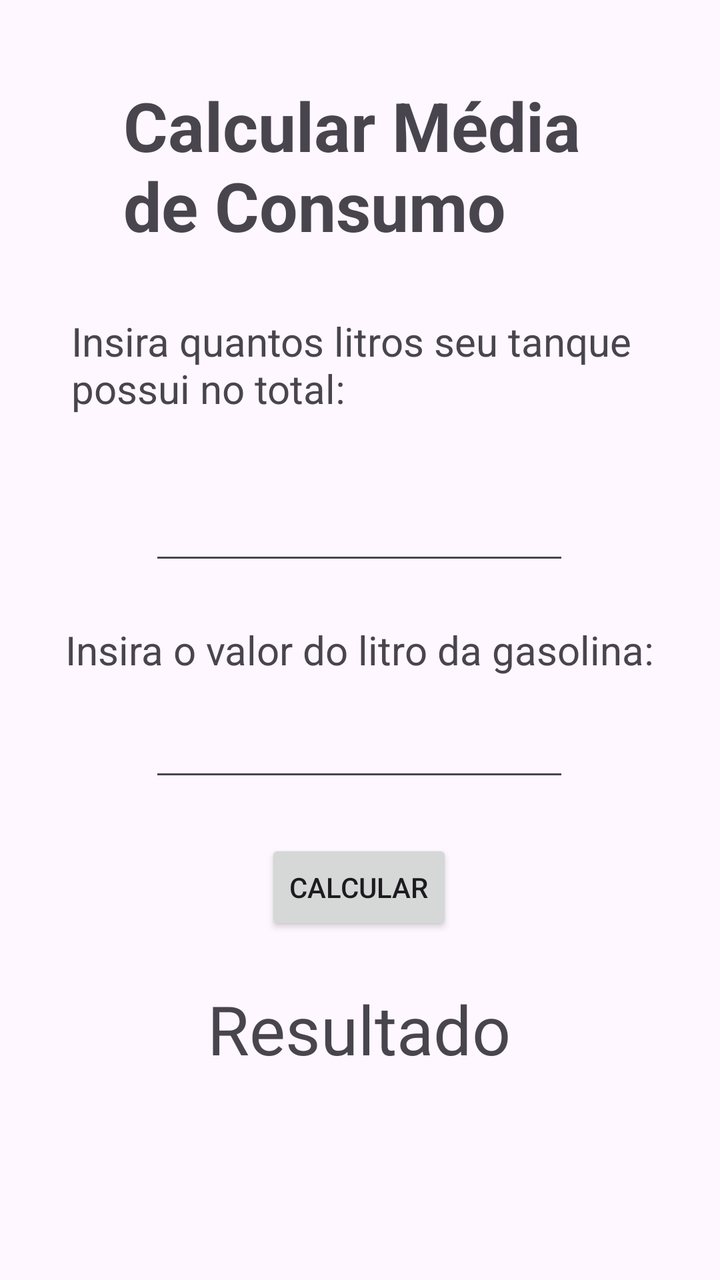
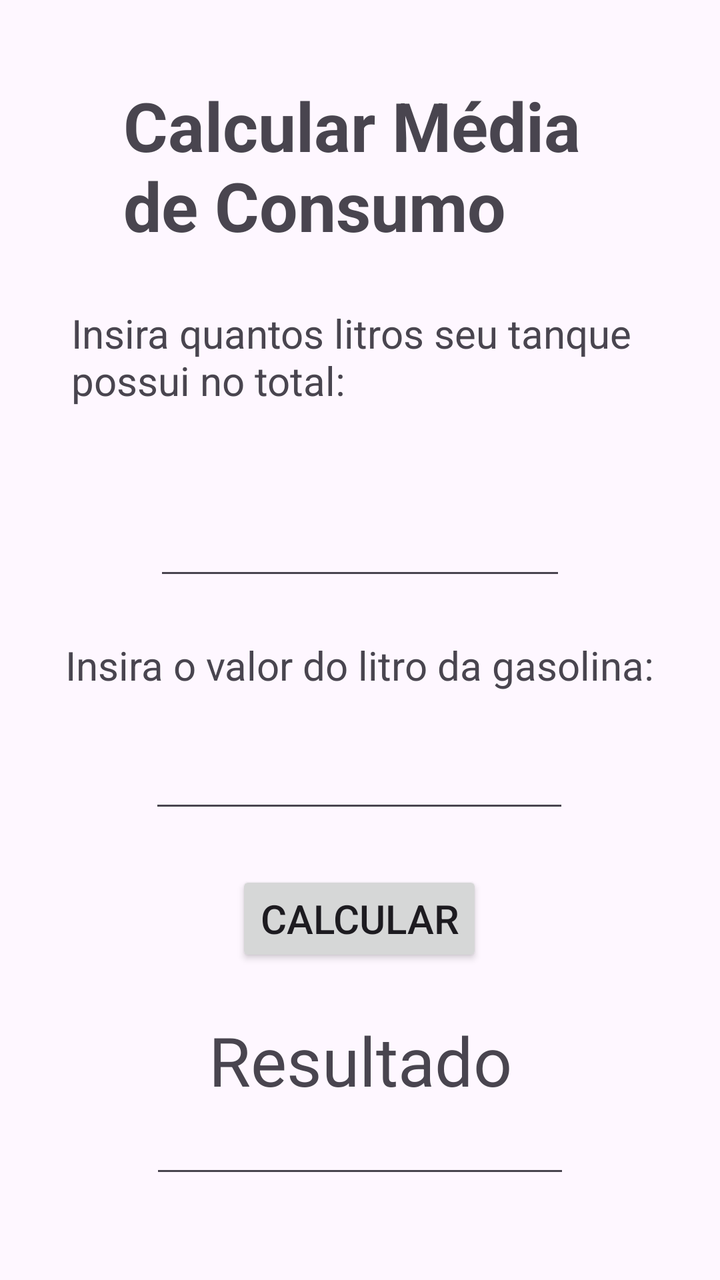

The first picture is an Android layout as it rendered before a commit; the second is the same layout after the commit. The layout source and the unified diff follow.
<!-- AndroidManifest.xml: application theme Theme.HelpFuel -->
<!-- res/layout/activity_calcular_tanque.xml -->
<?xml version="1.0" encoding="utf-8"?>
<androidx.constraintlayout.widget.ConstraintLayout xmlns:android="http://schemas.android.com/apk/res/android"
    xmlns:app="http://schemas.android.com/apk/res-auto"
    xmlns:tools="http://schemas.android.com/tools"
    android:id="@+id/main"
    android:layout_width="match_parent"
    android:layout_height="match_parent"
    tools:context=".calcularTanque">

    <TextView
        android:id="@+id/textView11"
        android:layout_width="237dp"
        android:layout_height="93dp"
        android:layout_marginTop="40dp"
        android:text="Calcular Média de Consumo"
        android:textAlignment="center"
        android:textSize="34sp"
        android:textStyle="bold"
        app:layout_constraintEnd_toEndOf="parent"
        app:layout_constraintStart_toStartOf="parent"
        app:layout_constraintTop_toTopOf="parent" />

    <TextView
        android:id="@+id/textView15"
        android:layout_width="289dp"
        android:layout_height="73dp"
        android:layout_marginTop="24dp"
        android:text="Insira quantos litros seu tanque possui no total:"
        android:textAlignment="center"
        android:textSize="20sp"
        app:layout_constraintEnd_toEndOf="parent"
        app:layout_constraintStart_toStartOf="parent"
        app:layout_constraintTop_toBottomOf="@+id/textView11" />

    <EditText
        android:id="@+id/litroTanque"
        android:layout_width="wrap_content"
        android:layout_height="wrap_content"
        android:layout_marginTop="16dp"
        android:ems="10"
        android:inputType="number"
        app:layout_constraintEnd_toEndOf="parent"
        app:layout_constraintHorizontal_bias="0.497"
        app:layout_constraintStart_toStartOf="parent"
        app:layout_constraintTop_toBottomOf="@+id/textView15" />

    <TextView
        android:id="@+id/textView17"
        android:layout_width="wrap_content"
        android:layout_height="wrap_content"
        android:layout_marginTop="24dp"
        android:text="Insira o valor do litro da gasolina:"
        android:textSize="20sp"
        app:layout_constraintEnd_toEndOf="parent"
        app:layout_constraintHorizontal_bias="0.495"
        app:layout_constraintStart_toStartOf="parent"
        app:layout_constraintTop_toBottomOf="@+id/litroTanque" />

    <EditText
        android:id="@+id/valorGasolina"
        android:layout_width="wrap_content"
        android:layout_height="wrap_content"
        android:layout_marginTop="16dp"
        android:ems="10"
        android:inputType="numberDecimal"
        app:layout_constraintEnd_toEndOf="parent"
        app:layout_constraintHorizontal_bias="0.497"
        app:layout_constraintStart_toStartOf="parent"
        app:layout_constraintTop_toBottomOf="@+id/textView17" />

    <Button
        android:id="@+id/button4"
        android:layout_width="wrap_content"
        android:layout_height="wrap_content"
        android:layout_marginTop="24dp"
        android:onClick="calcularEncherTanque"
        android:text="Calcular"
        app:layout_constraintEnd_toEndOf="parent"
        app:layout_constraintHorizontal_bias="0.498"
        app:layout_constraintStart_toStartOf="parent"
        app:layout_constraintTop_toBottomOf="@+id/valorGasolina" />

    <TextView
        android:id="@+id/resultadoTanque"
        android:layout_width="wrap_content"
        android:layout_height="wrap_content"
        android:layout_marginTop="24dp"
        android:text="Resultado"
        android:textSize="34sp"
        app:layout_constraintEnd_toEndOf="parent"
        app:layout_constraintHorizontal_bias="0.498"
        app:layout_constraintStart_toStartOf="parent"
        app:layout_constraintTop_toBottomOf="@+id/button4" />

</androidx.constraintlayout.widget.ConstraintLayout>
<!-- resources referenced by this layout -->
<resources>
  <style name="Theme.HelpFuel" parent="Base.Theme.HelpFuel" />
  <style name="Base.Theme.HelpFuel" parent="Theme.Material3.DayNight.NoActionBar">
          
          
      </style>
</resources>

<!-- the commit's change to res/layout/activity_calcular_tanque.xml (unified diff, before → after) -->
@@ -24,7 +24,7 @@
         android:id="@+id/textView15"
         android:layout_width="289dp"
         android:layout_height="73dp"
-        android:layout_marginTop="24dp"
+        android:layout_marginTop="20dp"
         android:text="Insira quantos litros seu tanque possui no total:"
         android:textAlignment="center"
         android:textSize="20sp"
@@ -34,18 +34,18 @@
 
     <EditText
         android:id="@+id/litroTanque"
-        android:layout_width="wrap_content"
-        android:layout_height="wrap_content"
-        android:layout_marginTop="16dp"
+        android:layout_width="206dp"
+        android:layout_height="45dp"
+        android:layout_marginTop="24dp"
         android:ems="10"
-        android:inputType="number"
+        android:inputType="numberDecimal"
+        android:textSize="18sp"
         app:layout_constraintEnd_toEndOf="parent"
-        app:layout_constraintHorizontal_bias="0.497"
         app:layout_constraintStart_toStartOf="parent"
         app:layout_constraintTop_toBottomOf="@+id/textView15" />
 
     <TextView
-        android:id="@+id/textView17"
+        android:id="@+id/textView7"
         android:layout_width="wrap_content"
         android:layout_height="wrap_content"
         android:layout_marginTop="24dp"
@@ -60,21 +60,22 @@
         android:id="@+id/valorGasolina"
         android:layout_width="wrap_content"
         android:layout_height="wrap_content"
-        android:layout_marginTop="16dp"
+        android:layout_marginTop="24dp"
         android:ems="10"
         android:inputType="numberDecimal"
         app:layout_constraintEnd_toEndOf="parent"
         app:layout_constraintHorizontal_bias="0.497"
         app:layout_constraintStart_toStartOf="parent"
-        app:layout_constraintTop_toBottomOf="@+id/textView17" />
+        app:layout_constraintTop_toBottomOf="@+id/textView7" />
 
     <Button
-        android:id="@+id/button4"
+        android:id="@+id/button2"
         android:layout_width="wrap_content"
         android:layout_height="wrap_content"
         android:layout_marginTop="24dp"
         android:onClick="calcularEncherTanque"
         android:text="Calcular"
+        android:textSize="20sp"
         app:layout_constraintEnd_toEndOf="parent"
         app:layout_constraintHorizontal_bias="0.498"
         app:layout_constraintStart_toStartOf="parent"
@@ -88,8 +89,17 @@
         android:text="Resultado"
         android:textSize="34sp"
         app:layout_constraintEnd_toEndOf="parent"
-        app:layout_constraintHorizontal_bias="0.498"
         app:layout_constraintStart_toStartOf="parent"
-        app:layout_constraintTop_toBottomOf="@+id/button4" />
+        app:layout_constraintTop_toBottomOf="@+id/button2" />
+
+    <EditText
+        android:id="@+id/editTextNumberDecimal4"
+        android:layout_width="wrap_content"
+        android:layout_height="wrap_content"
+        android:ems="10"
+        android:inputType="numberDecimal"
+        app:layout_constraintEnd_toEndOf="parent"
+        app:layout_constraintStart_toStartOf="parent"
+        app:layout_constraintTop_toBottomOf="@+id/resultadoTanque" />
 
 </androidx.constraintlayout.widget.ConstraintLayout>
